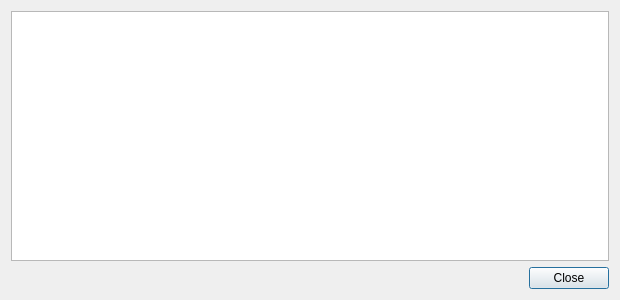
This is src/qt/forms/transactiondescdialog.ui in cryptovein/ZedCoin as Qt 5 draws it before an edit. The edited form follows.
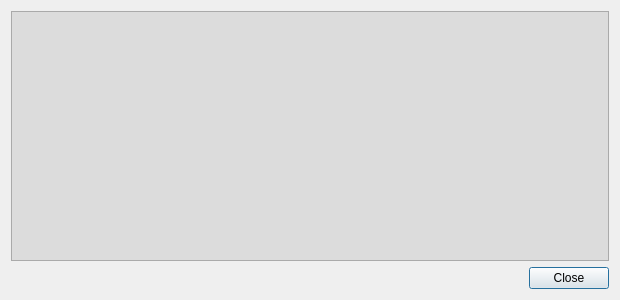
This is the edited form.

The edit to the form file:
```diff
--- a/src/qt/forms/transactiondescdialog.ui
+++ b/src/qt/forms/transactiondescdialog.ui
@@ -19,6 +19,9 @@
      <property name="toolTip">
       <string>This pane shows a detailed description of the transaction</string>
      </property>
+     <property name="styleSheet">
+      <string notr="true">background-color: rgb(220, 220, 220);</string>
+     </property>
      <property name="readOnly">
       <bool>true</bool>
      </property>
```
